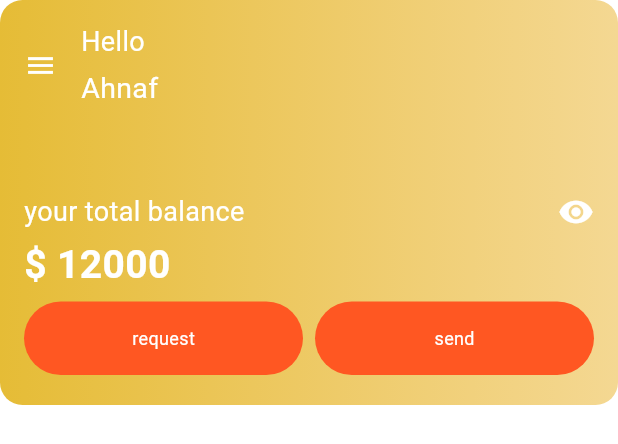
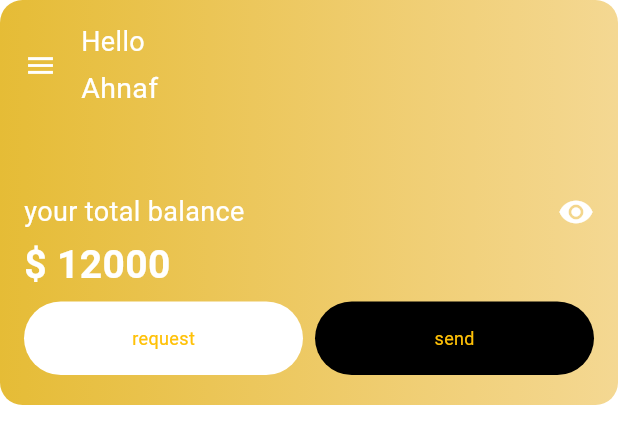
Before and after one commit to 52ndSymphony/CoinCare, a Flutter app: the InfoContainer widget shown alone on an empty page, opened directly, on a phone screen of 412 x 824 dp. Shown: the top 444 px of the screen. Run offline on Flutter 3.47's test engine with Material 3 defaults, Android fonts, the phone set to English and light mode, and no system bars; our stand-ins replace animated_splash_screen, cloud_firestore, firebase_auth, firebase_core, firebase_messaging, flutter_screenutil and 1 more; accounts and stored records are empty; network calls fail.

Commit message:
changed the style of buttons in transaction page

```diff
--- a/lib/infoContainer.dart
+++ b/lib/infoContainer.dart
@@ -115,13 +115,13 @@ class InfoContainer extends StatelessWidget{
                 padding: const EdgeInsets.symmetric(
                     vertical: 16),
                 decoration: BoxDecoration(
-                    color:  Colors.deepOrange,
+                    color:  Colors.white,
                     borderRadius: BorderRadius.circular(25)),
 
                 child: const Text(
                   'request',
                   style: TextStyle(
-                      fontSize: 12, color: Colors.white),
+                      fontSize: 12, color: Colors.amber),
                 ),
 
               ),
@@ -135,13 +135,13 @@ class InfoContainer extends StatelessWidget{
                     padding: const EdgeInsets.symmetric(
                         vertical: 16),
                     decoration: BoxDecoration(
-                        color:  Colors.deepOrange,
+                        color:  Colors.black,
                         borderRadius: BorderRadius.circular(25)),
                     //color: Colors.deepOrange,
                     child: const Text(
                       'send',
                       style: TextStyle(
-                          fontSize: 12, color: Colors.white
+                          fontSize: 12, color: Colors.amber
                       ),
                     ),
                   )
```
